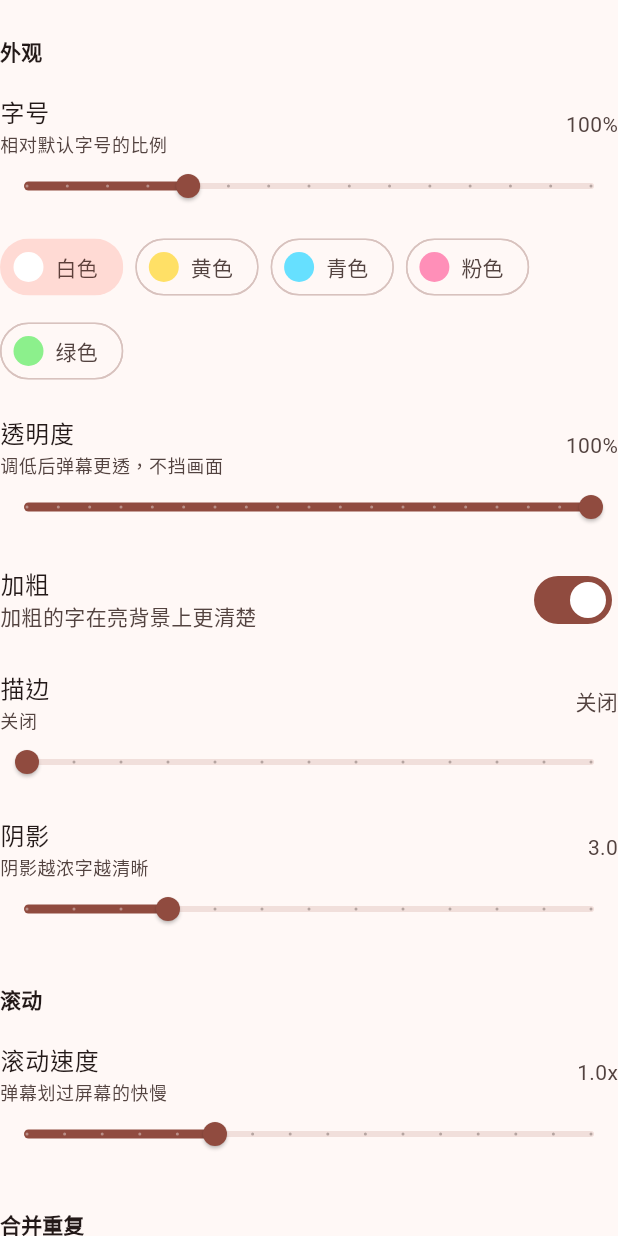
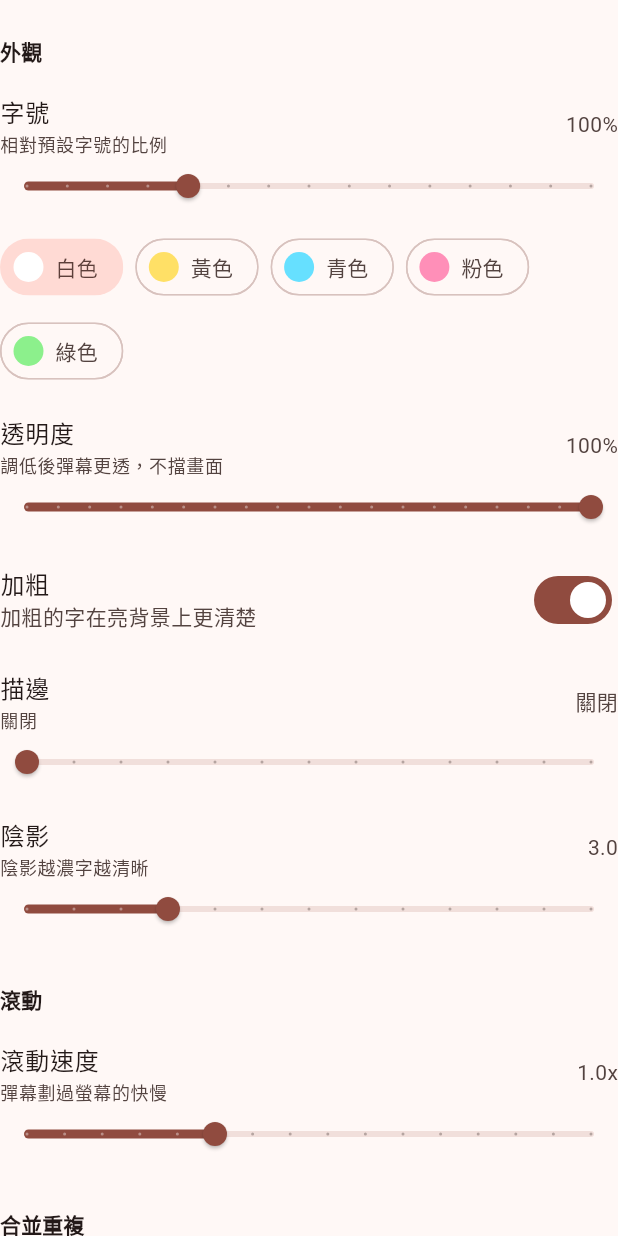
Before and after one commit to cswcss20/guoapp-build, a Flutter app: the DanmakuSettings widget shown alone on an empty page, opened directly, on a phone screen of 412 x 824 dp. Run offline on Flutter 3.47's test engine with Material 3 defaults, Android fonts, the phone set to English and light mode, and no system bars; our stand-ins replace dynamic_color, file, file_picker, package_info_plus, path_provider_platform_interface and 4 more; missing offline and left inert: dart:ffi, dart:js_interop, dart:ui_web, ffmpeg_kit_flutter_new_min_gpl, flutter_foreground_task, flutter_inappwebview and 5 more; accounts and stored records are empty.

Commit message:
Hopeapp 1.1.0: danmaku settings panel zh fix (+ playback sheets, cast, audio player, Emby/Sorani account panels) and generic catalog filter framework (module filters() + catalogPage picks)

```diff
--- a/lib/models.dart
+++ b/lib/models.dart
@@ -131,6 +131,33 @@ class CatalogCategory {
       CatalogCategory(
         json['id'] as String? ?? '',
         json['name'] as String? ?? '全部',
+      );
+}
+
+class CatalogFilterOption {
+  const CatalogFilterOption(this.id, this.name);
+  final String id;
+  final String name;
+  factory CatalogFilterOption.fromJson(Map<String, dynamic> json) =>
+      CatalogFilterOption(
+        json['id'] as String? ?? '',
+        json['name'] as String? ?? '',
+      );
+}
+
+class CatalogFilterGroup {
+  const CatalogFilterGroup(this.id, this.name, this.options);
+  final String id;
+  final String name;
+  final List<CatalogFilterOption> options;
+  factory CatalogFilterGroup.fromJson(Map<String, dynamic> json) =>
+      CatalogFilterGroup(
+        json['id'] as String? ?? '',
+        json['name'] as String? ?? '',
+        [
+          for (final row in json['options'] as List? ?? const [])
+            CatalogFilterOption.fromJson(Map<String, dynamic>.from(row as Map)),
+        ],
       );
 }
 
--- a/lib/source_catalog.dart
+++ b/lib/source_catalog.dart
@@ -89,6 +89,7 @@ class SourceCatalog {
     int page = 1,
     String lane = '',
     bool force = false,
+    Map<String, String> filters = const {},
   }) async {
     final result = await repository.catalog(
       source.id,
@@ -96,9 +97,13 @@ class SourceCatalog {
       page: page,
       lane: lane,
       force: force,
+      filters: filters,
     );
     return _within(category, result);
   }
+
+  Future<List<CatalogFilterGroup>> filters(CatalogCategory category) =>
+      repository.catalogFilters(source.id, category: _request(category));
 
   Future<CatalogPage> recommendations({
     bool more = false,
--- a/lib/ui/player/danmaku_settings.dart
+++ b/lib/ui/player/danmaku_settings.dart
@@ -3,6 +3,7 @@ import 'package:flutter/material.dart';
 import '../../catalog_sort.dart';
 import '../../playback_preferences.dart';
 import '../../playback_session.dart';
+import '../../zh_script.dart';
 import '../widgets/focus_ring.dart';
 import '../widgets/form_text_field.dart';
 import '../widgets/slider_tile.dart';
@@ -48,8 +49,8 @@ class DanmakuSettings extends StatelessWidget {
   double get _shadow => _preferences.danmakuShadow;
 
   Widget _scaleTile() => SliderTile(
-    title: '字号',
-    subtitle: '相对默认字号的比例',
+    title: zh('字号'),
+    subtitle: zh('相对默认字号的比例'),
     value: _scale,
     min: danmakuScaleMin,
     max: danmakuScaleMax,
@@ -61,8 +62,8 @@ class DanmakuSettings extends StatelessWidget {
   );
 
   Widget _opacityTile() => SliderTile(
-    title: '透明度',
-    subtitle: '调低后弹幕更透，不挡画面',
+    title: zh('透明度'),
+    subtitle: zh('调低后弹幕更透，不挡画面'),
     value: _opacity,
     min: .1,
     max: 1,
@@ -74,34 +75,34 @@ class DanmakuSettings extends StatelessWidget {
   );
 
   Widget _strokeTile() => SliderTile(
-    title: '描边',
-    subtitle: _stroke == 0 ? '关闭' : '描边越粗字越突出',
+    title: zh('描边'),
+    subtitle: zh(_stroke == 0 ? '关闭' : '描边越粗字越突出'),
     value: _stroke,
     min: danmakuStrokeMin,
     max: danmakuStrokeMax,
     divisions: 12,
-    label: (value) => value == 0 ? '关闭' : value.toStringAsFixed(1),
+    label: (value) => value == 0 ? zh('关闭') : value.toStringAsFixed(1),
     onChanged: (value) => _apply(
       () => session?.setDanmakuStroke(value) ?? _asyncSave(stroke: value),
     ),
   );
 
   Widget _shadowTile() => SliderTile(
-    title: '阴影',
-    subtitle: _shadow == 0 ? '关闭' : '阴影越浓字越清晰',
+    title: zh('阴影'),
+    subtitle: zh(_shadow == 0 ? '关闭' : '阴影越浓字越清晰'),
     value: _shadow,
     min: danmakuShadowMin,
     max: danmakuShadowMax,
     divisions: 12,
-    label: (value) => value == 0 ? '关闭' : value.toStringAsFixed(1),
+    label: (value) => value == 0 ? zh('关闭') : value.toStringAsFixed(1),
     onChanged: (value) => _apply(
       () => session?.setDanmakuShadow(value) ?? _asyncSave(shadow: value),
     ),
   );
 
   Widget _speedTile() => SliderTile(
-    title: '滚动速度',
-    subtitle: '弹幕划过屏幕的快慢',
+    title: zh('滚动速度'),
+    subtitle: zh('弹幕划过屏幕的快慢'),
     value: _preferences.danmakuSpeed,
     min: danmakuSpeedMin,
     max: danmakuSpeedMax,
@@ -170,7 +171,7 @@ class DanmakuSettings extends StatelessWidget {
               for (final (index, color) in danmakuColors.indexed)
                 ChoiceChip(
                   avatar: CircleAvatar(backgroundColor: Color(color)),
-                  label: Text(_colorLabels[index]),
+                  label: Text(zh(_colorLabels[index])),
                   selected: preferences.danmakuColor == color,
                   showCheckmark: false,
                   shape: const StadiumBorder(),
@@ -186,8 +187,8 @@ class DanmakuSettings extends StatelessWidget {
         _opacityTile(),
         SwitchListTile(
           contentPadding: EdgeInsets.zero,
-          title: const Text('加粗'),
-          subtitle: const Text('加粗的字在亮背景上更清楚'),
+          title: Text(zh('加粗')),
+          subtitle: Text(zh('加粗的字在亮背景上更清楚')),
           value: preferences.danmakuBold,
           onChanged: (value) => _apply(
             () => session?.setDanmakuBold(value) ?? _asyncSave(bold: value),
@@ -199,9 +200,11 @@ class DanmakuSettings extends StatelessWidget {
         _speedTile(),
         _section(context, '合并重复'),
         Text(
-          preferences.danmakuMerge == DanmakuMerge.off
-              ? '关闭时每条弹幕单独滚动。'
-              : '时间相近、文字完全相同的弹幕并成一条，后面标上出现的次数。',
+          zh(
+            preferences.danmakuMerge == DanmakuMerge.off
+                ? '关闭时每条弹幕单独滚动。'
+                : '时间相近、文字完全相同的弹幕并成一条，后面标上出现的次数。',
+          ),
           style: TextStyle(fontSize: 13, height: 1.4, color: label.color),
         ),
         Padding(
@@ -212,7 +215,7 @@ class DanmakuSettings extends StatelessWidget {
             children: [
               for (final merge in DanmakuMerge.values)
                 ChoiceChip(
-                  label: Text(merge.label),
+                  label: Text(zh(merge.label)),
                   selected: preferences.danmakuMerge == merge,
                   showCheckmark: false,
                   shape: const StadiumBorder(),
@@ -234,7 +237,7 @@ class DanmakuSettings extends StatelessWidget {
             children: [
               for (final coverage in DanmakuCoverage.values)
                 ChoiceChip(
-                  label: Text(coverage.label),
+                  label: Text(zh(coverage.label)),
                   selected: preferences.danmakuCoverage == coverage,
                   showCheckmark: false,
                   shape: const StadiumBorder(),
@@ -250,8 +253,8 @@ class DanmakuSettings extends StatelessWidget {
         _section(context, '屏蔽词'),
         Text(
           preferences.danmakuWords.isEmpty
-              ? '没有屏蔽词，含屏蔽词的弹幕会直接不显示。'
-              : '已屏蔽 ${preferences.danmakuWords.length} 个词：${preferences.danmakuWords.join('、')}',
+              ? zh('没有屏蔽词，含屏蔽词的弹幕会直接不显示。')
+              : '${zh('已屏蔽')} ${preferences.danmakuWords.length} ${zh('个词：')}${preferences.danmakuWords.join('、')}',
           style: TextStyle(fontSize: 13, height: 1.4, color: label.color),
         ),
         const SizedBox(height: 8),
@@ -262,7 +265,7 @@ class DanmakuSettings extends StatelessWidget {
             child: OutlinedButton.icon(
               onPressed: () => _editWords(context),
               icon: const Icon(Icons.filter_alt_outlined, size: 18),
-              label: const Text('管理屏蔽词'),
+              label: Text(zh('管理屏蔽词')),
             ),
           ),
         ),
@@ -273,7 +276,7 @@ class DanmakuSettings extends StatelessWidget {
   Widget _section(BuildContext context, String title) => Padding(
     padding: EdgeInsets.fromLTRB(0, dense ? 18 : 24, 0, 8),
     child: Text(
-      title,
+      zh(title),
       style: Theme.of(
         context,
       ).textTheme.titleSmall?.copyWith(fontWeight: FontWeight.w700),
@@ -304,20 +307,20 @@ class _WordsDialogState extends State<_WordsDialog> {
     final word = _controller.text.trim();
     if (word.isEmpty) return;
     if (word.length > danmakuWordLength) {
-      setState(() => _error = '单个屏蔽词最多 $danmakuWordLength 个字');
+      setState(() => _error = zh('单个屏蔽词最多 $danmakuWordLength 个字'));
       return;
     }
     final key = normalizedSearchText(word);
     if (key.isEmpty) {
-      setState(() => _error = '只有标点或空格的词无法匹配弹幕');
+      setState(() => _error = zh('只有标点或空格的词无法匹配弹幕'));
       return;
     }
     if (_words.any((entry) => normalizedSearchText(entry) == key)) {
-      setState(() => _error = '这个词已经在列表里了');
+      setState(() => _error = zh('这个词已经在列表里了'));
       return;
     }
     if (_words.length >= danmakuWordLimit) {
-      setState(() => _error = '最多只能添加 $danmakuWordLimit 个屏蔽词');
+      setState(() => _error = zh('最多只能添加 $danmakuWordLimit 个屏蔽词'));
       return;
     }
     setState(() {
@@ -331,7 +334,7 @@ class _WordsDialogState extends State<_WordsDialog> {
   Widget build(BuildContext context) {
     final colors = Theme.of(context).colorScheme;
     return AlertDialog(
-      title: const Text('弹幕屏蔽词'),
+      title: Text(zh('弹幕屏蔽词')),
       content: SizedBox(
         width: 420,
         child: Column(
@@ -345,14 +348,14 @@ class _WordsDialogState extends State<_WordsDialog> {
                   child: FormTextField(
                     controller: _controller,
                     maxLength: danmakuWordLength,
-                    decoration: const InputDecoration(
-                      hintText: '输入要屏蔽的词',
+                    decoration: InputDecoration(
+                      hintText: zh('输入要屏蔽的词'),
                       counterText: '',
                     ),
                     onSubmitted: (_) => _add(),
                   ),
                 ),
-                FilledButton(onPressed: _add, child: const Text('添加')),
+                FilledButton(onPressed: _add, child: Text(zh('添加'))),
               ],
             ),
             const SizedBox(height: 8),
@@ -368,7 +371,7 @@ class _WordsDialogState extends State<_WordsDialog> {
               Padding(
                 padding: const EdgeInsets.symmetric(vertical: 16),
                 child: Text(
-                  '还没有屏蔽词',
+                  zh('还没有屏蔽词'),
                   style: TextStyle(color: colors.onSurfaceVariant),
                 ),
               )
@@ -402,14 +405,14 @@ class _WordsDialogState extends State<_WordsDialog> {
           radius: 20,
           child: TextButton(
             onPressed: () => Navigator.pop(context),
-            child: const Text('取消'),
+            child: Text(zh('取消')),
           ),
         ),
         FocusRing(
           radius: 20,
           child: FilledButton(
             onPressed: () => Navigator.pop(context, _words),
-            child: const Text('保存'),
+            child: Text(zh('保存')),
           ),
         ),
       ],
--- a/lib/ui/player/playback_sheets.dart
+++ b/lib/ui/player/playback_sheets.dart
@@ -101,11 +101,11 @@ class PlaybackSettings extends StatelessWidget {
     children: [
       SheetHeader(
         children: [
-          const Expanded(child: Text('播放设置', style: sheetTitle)),
+          Expanded(child: Text(zh('播放设置'), style: sheetTitle)),
           IconButton(
             onPressed: () => Navigator.pop(context),
             icon: const Icon(Icons.close_rounded),
-            tooltip: '关闭',
+            tooltip: zh('关闭'),
           ),
         ],
       ),
@@ -155,7 +155,7 @@ class PlaybackSettingsList extends StatelessWidget {
       return ListView(
         padding: const EdgeInsets.fromLTRB(16, 8, 16, 24),
         children: [
-          Text('倍速', style: label),
+          Text(zh('倍速'), style: label),
           const SizedBox(height: 10),
           Wrap(
             spacing: 8,
@@ -170,7 +170,7 @@ class PlaybackSettingsList extends StatelessWidget {
             ],
           ),
           const SizedBox(height: 18),
-          Text('清晰度', style: label),
+          Text(zh('清晰度'), style: label),
           const SizedBox(height: 10),
           Wrap(
             spacing: 8,
@@ -189,7 +189,7 @@ class PlaybackSettingsList extends StatelessWidget {
                         label: quality == 0
                             ? (session.quality == 0
                                   ? session.qualityLabel
-                                  : '自动')
+                                  : zh('自动'))
                             : session.qualityText(quality),
                         selected: quality == session.quality,
                         onSelected: session.ready
@@ -265,7 +265,7 @@ class PlaybackSettingsList extends StatelessWidget {
           ),
           if (!session.audio) ...[
             const SizedBox(height: 18),
-            Text('画面比例', style: label),
+            Text(zh('画面比例'), style: label),
             const SizedBox(height: 10),
             Wrap(
               spacing: 8,
@@ -273,7 +273,7 @@ class PlaybackSettingsList extends StatelessWidget {
               children: [
                 for (final fit in VideoFit.values)
                   _Choice(
-                    label: fit.label,
+                    label: zh(fit.label),
                     selected: fit == session.videoFit,
                     onSelected: () => _change(() => session.setVideoFit(fit)),
                   ),
@@ -281,7 +281,7 @@ class PlaybackSettingsList extends StatelessWidget {
             ),
           ],
           const SizedBox(height: 18),
-          Text(sleepTimerLabel(session), style: label),
+          Text(zh(sleepTimerLabel(session)), style: label),
           const SizedBox(height: 10),
           Wrap(
             spacing: 8,
@@ -289,7 +289,7 @@ class PlaybackSettingsList extends StatelessWidget {
             children: [
               for (final choice in sleepChoices)
                 _Choice(
-                  label: choice.label,
+                  label: zh(choice.label),
                   selected: choice.selected(session),
                   onSelected: () => choice.apply(session),
                 ),
@@ -299,7 +299,7 @@ class PlaybackSettingsList extends StatelessWidget {
             const SizedBox(height: 8),
             SwitchListTile(
               contentPadding: EdgeInsets.zero,
-              title: const Text('弹幕'),
+              title: Text(zh('弹幕')),
               value: session.danmakuEnabled,
               onChanged: (_) => _change(session.toggleDanmaku),
             ),
@@ -309,9 +309,9 @@ class PlaybackSettingsList extends StatelessWidget {
               shape: const Border(),
               collapsedShape: const Border(),
               leading: const Icon(Icons.text_fields_rounded),
-              title: const Text('弹幕样式'),
+              title: Text(zh('弹幕样式')),
               subtitle: Text(
-                '字号、颜色、透明度、合并与显示区域',
+                zh('字号、颜色、透明度、合并与显示区域'),
                 style: TextStyle(fontSize: 12, color: label.color),
               ),
               children: [
@@ -327,14 +327,14 @@ class PlaybackSettingsList extends StatelessWidget {
             ListTile(
               contentPadding: EdgeInsets.zero,
               leading: const Icon(Icons.picture_in_picture_alt_rounded),
-              title: const Text('小窗播放'),
+              title: Text(zh('小窗播放')),
               onTap: onMiniWindow,
             ),
           if (castSupported)
             ListTile(
               contentPadding: EdgeInsets.zero,
               leading: const Icon(Icons.cast_rounded),
-              title: const Text('投屏'),
+              title: Text(zh('投屏')),
               onTap: onCast,
             ),
         ],
--- a/lib/ui/player/portrait_player_page.dart
+++ b/lib/ui/player/portrait_player_page.dart
@@ -10,6 +10,7 @@ import '../../local_store.dart';
 import '../../models.dart';
 import '../../playback_preferences.dart';
 import '../../playback_session.dart';
+import '../../zh_script.dart';
 import '../app_scope.dart';
 import '../downloads/download_actions.dart';
 import '../theme/app_theme.dart';
@@ -770,7 +771,7 @@ class _PortraitPlayerPageState extends State<PortraitPlayerPage>
                 },
                 icon: const Icon(Icons.fullscreen_rounded),
                 color: Colors.white,
-                tooltip: '全屏',
+                tooltip: zh('全屏'),
                 style: IconButton.styleFrom(
                   backgroundColor: Colors.white.withValues(alpha: .14),
                   shape: RoundedRectangleBorder(
@@ -899,7 +900,7 @@ class _PortraitPlayerPageState extends State<PortraitPlayerPage>
           onPressed: () => unawaited(Navigator.maybePop(context)),
           icon: const Icon(Icons.arrow_back_rounded),
           color: Colors.white,
-          tooltip: '返回',
+          tooltip: zh('返回'),
           style: IconButton.styleFrom(fixedSize: const Size.square(48)),
         ),
         Expanded(
@@ -982,7 +983,7 @@ class _PortraitPlayerPageState extends State<PortraitPlayerPage>
       onPressed: _session.ready
           ? () => _seekBy(Duration(seconds: forward ? seconds : -seconds))
           : null,
-      tooltip: forward ? '快进 $seconds 秒' : '快退 $seconds 秒',
+      tooltip: zh(forward ? '快进 $seconds 秒' : '快退 $seconds 秒'),
       color: Colors.white,
       disabledColor: Colors.white.withValues(alpha: .36),
       style: IconButton.styleFrom(
@@ -1281,12 +1282,12 @@ class _EpisodeSheetState extends State<EpisodeSheet> {
                       IconButton(
                         onPressed: () => _select(true),
                         icon: const Icon(Icons.download_rounded),
-                        tooltip: '下载选集',
+                        tooltip: zh('下载选集'),
                       ),
                     IconButton(
                       onPressed: () => Navigator.pop(context),
                       icon: const Icon(Icons.close_rounded),
-                      tooltip: '关闭',
+                      tooltip: zh('关闭'),
                     ),
                   ],
           ),
@@ -1392,7 +1393,7 @@ class SeasonSheet extends StatelessWidget {
             IconButton(
               onPressed: () => Navigator.pop(context),
               icon: const Icon(Icons.close_rounded),
-              tooltip: '关闭',
+              tooltip: zh('关闭'),
             ),
           ],
         ),
--- a/pubspec.yaml
+++ b/pubspec.yaml
@@ -1,7 +1,7 @@
 name: duanju_app
 description: 独立运行的多端短剧应用
 publish_to: none
-version: 1.0.1+120
+version: 1.1.0+121
 
 environment:
   sdk: '>=3.12.0 <4.0.0'
```
Also changed, not shown: lib/core_bridge.dart (+31 -5 lines), lib/explore_feed.dart (+71 -2 lines), lib/ui/explore/explore_page.dart (+25 -1 lines), lib/ui/player/audio_player_page.dart (+16 -15 lines), lib/ui/player/cast_page.dart (+17 -14 lines), lib/ui/player/landscape_player_page.dart (+4 -3 lines), lib/ui/settings/emby_account_view.dart (+12 -11 lines), lib/ui/settings/sorani_account_view.dart (+12 -11 lines), lib/ui/widgets/filter_bar.dart (added, +67 -0 lines), 5 other files.
